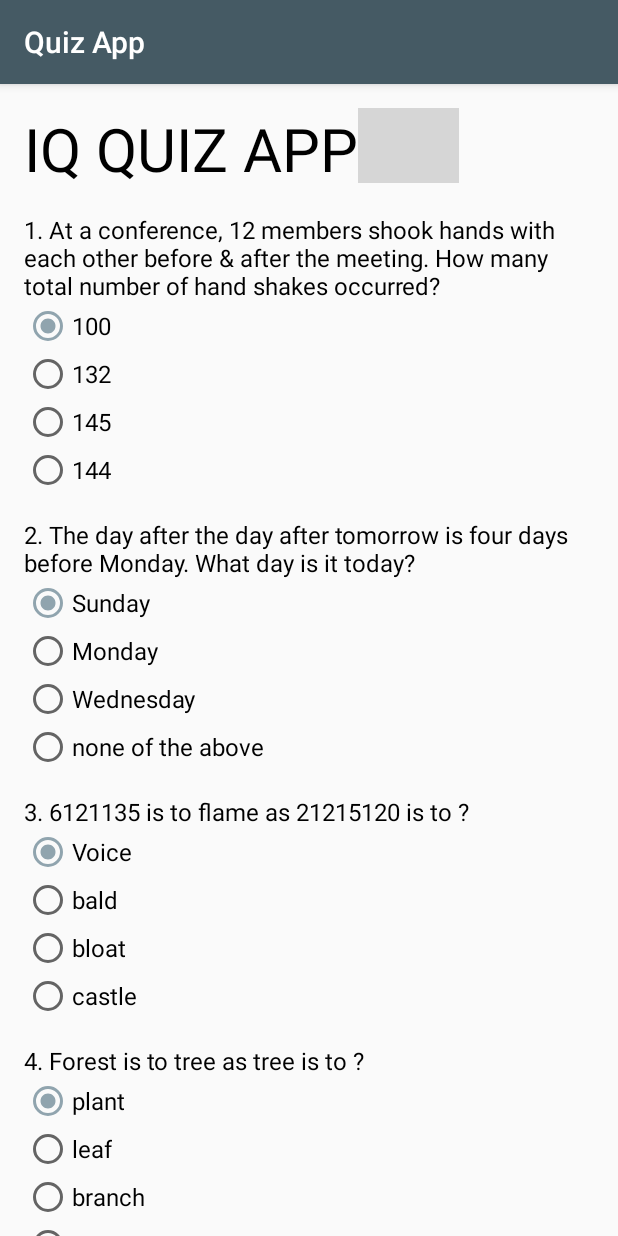
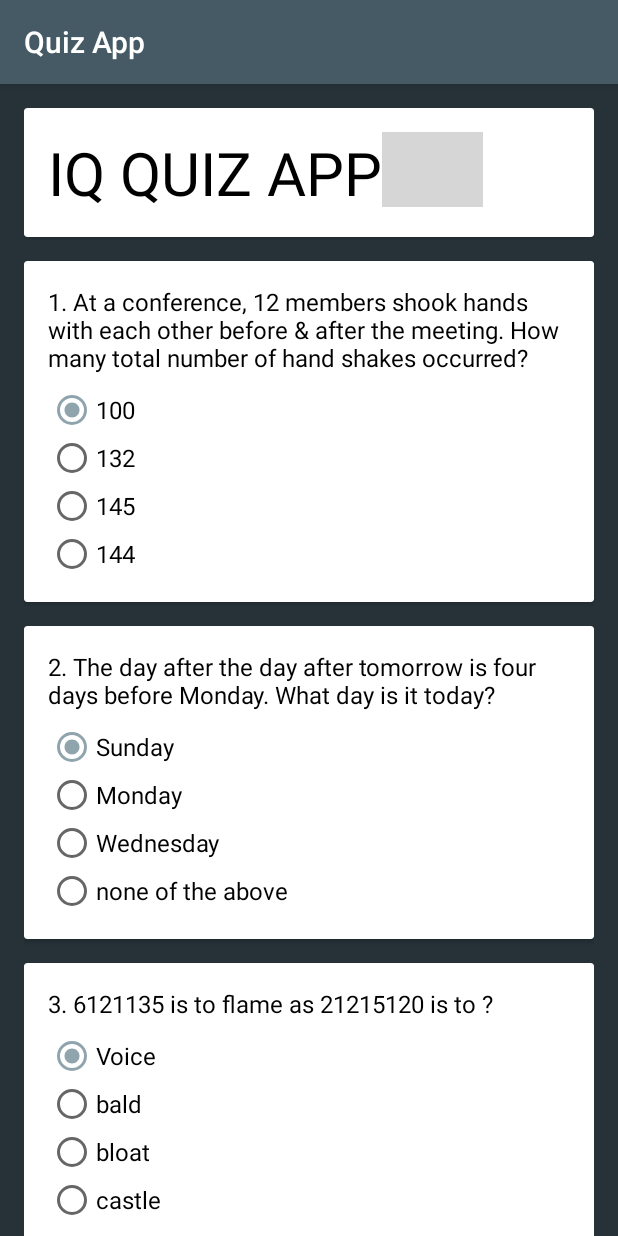
Before and after one commit to emasys/Android, an Android app: the screen it shows after launch (MainActivity), on a phone screen of 412 x 824 dp. Run offline under Robolectric (Android 15) with nearby library versions, the phone set to English and light mode, and no system bars; grey boxes are pictures that could not be loaded.

Commit message:
app so cute and sexy, and functionality is spot on.. minor tweaking coming up...

```diff
--- a/QuizApp/app/build.gradle
+++ b/QuizApp/app/build.gradle
@@ -27,4 +27,5 @@ dependencies {
     compile 'com.android.support:appcompat-v7:25.3.1'
     compile 'com.android.support.constraint:constraint-layout:1.0.2'
     testCompile 'junit:junit:4.12'
+    compile 'com.android.support:cardview-v7:25.3.1'
 }
--- a/QuizApp/app/src/main/java/com/example/android/quizapp/MainActivity.java
+++ b/QuizApp/app/src/main/java/com/example/android/quizapp/MainActivity.java
@@ -61,19 +61,19 @@ public class MainActivity extends AppCompatActivity {
 
         switch (score) {
             case 0:
-                message = "Hello " + getName() + ",\nThank you for your time\nHere is your score: " + score + "/100\nYou can certainly do better";
+                message = "Hey " + getName() + ",\nThank you for your time\nHere is your score: " + score + "/100\nYou can certainly do better";
                 break;
             case 25:
-                message = "Hello " + getName() + ",\nYou did well! \nHere is your score: " + score + "/100\nbut you can do better";
+                message = "Hey " + getName() + ",\nYou did well! \nYou scored: " + score + "/100\nbut you can do better";
                 break;
             case 50:
-                message = "Hello " + getName() + ",\nWow! You are half way there\nHere is your score: " + score + "/100\nPut a little more effort";
+                message = "Hey " + getName() + ",\nWow! You are half way there\nyou scored: " + score + "/100\nPut a little more effort";
                 break;
             case 75:
-                message = "Hello " + getName() + ",\nRockstar! \nHere is your score: " + score + "/100\nYou missed just one answer";
+                message = "Hey " + getName() + ",\nRockstar! \nHere is your score: " + score + "/100\nYou missed just one answer";
                 break;
             case 100:
-                message = "Hello " + getName() + ",\nCongratulation!\nHere is your score: " + score + "/100\nYou are a genius ";
+                message = "Hey " + getName() + ",\nYay! Congratulations!\nyou got: " + score + "/100\nYou are a genius ";
                 break;
 
         }
--- a/QuizApp/app/src/main/res/layout/activity_main.xml
+++ b/QuizApp/app/src/main/res/layout/activity_main.xml
@@ -11,14 +11,21 @@
     <LinearLayout
         android:layout_width="match_parent"
         android:layout_height="wrap_content"
+        android:background="@color/colorPrimaryDark"
         android:orientation="vertical"
+        android:padding="16dp">
 
-        android:padding="16dp">
+        <android.support.v7.widget.CardView
+            android:layout_width="match_parent"
+            android:layout_height="wrap_content"
+            android:layout_marginBottom="16dp">
 
             <RelativeLayout
                 android:layout_width="match_parent"
                 android:layout_height="match_parent"
-            android:layout_marginBottom="16dp">
+                android:padding="16dp"
+
+                >
 
                 <TextView
                     android:id="@+id/header"
@@ -38,9 +45,18 @@
                     app:srcCompat="@drawable/iq" />
             </RelativeLayout>
 
+        </android.support.v7.widget.CardView>
+
+
+        <android.support.v7.widget.CardView
+            android:layout_width="match_parent"
+            android:layout_height="wrap_content"
+            android:layout_marginBottom="16dp">
+
             <RelativeLayout
                 android:layout_width="match_parent"
-            android:layout_height="wrap_content">
+                android:layout_height="wrap_content"
+                android:padding="16dp">
 
                 <TextView
                 android:id="@+id/question1"
@@ -48,6 +64,7 @@
                 android:layout_height="wrap_content"
                 android:layout_alignParentLeft="true"
                 android:layout_alignParentTop="true"
+                    android:layout_marginBottom="8dp"
                 android:text="@string/question_1" />
 
             <RadioGroup
@@ -87,14 +104,26 @@
             </RadioGroup>
 
             <!--answer = b-->
+            </RelativeLayout>
+        </android.support.v7.widget.CardView>
+
+
+        <android.support.v7.widget.CardView
+            android:layout_width="match_parent"
+            android:layout_height="wrap_content"
+            android:layout_marginBottom="16dp">
+
+            <RelativeLayout
+                android:layout_width="match_parent"
+                android:layout_height="wrap_content"
+                android:padding="16dp">
 
                 <TextView
                 android:id="@+id/question2"
                 android:layout_width="wrap_content"
                 android:layout_height="wrap_content"
                 android:layout_alignParentLeft="true"
-                android:layout_below="@id/Q1"
-                android:layout_marginTop="16dp"
+                    android:layout_marginBottom="8dp"
                 android:text="@string/question_2" />
 
             <RadioGroup
@@ -132,17 +161,26 @@
                     android:text="none of the above" />
 
             </RadioGroup>
+            </RelativeLayout>
 
+        </android.support.v7.widget.CardView>
 
-            <!--answer = A-->
+        <android.support.v7.widget.CardView
+            android:layout_width="match_parent"
+            android:layout_height="wrap_content"
+            android:layout_marginBottom="16dp">
+
+            <RelativeLayout
+                android:layout_width="match_parent"
+                android:layout_height="wrap_content"
+                android:padding="16dp">
 
                 <TextView
                 android:id="@+id/question3"
                 android:layout_width="wrap_content"
                 android:layout_height="wrap_content"
                 android:layout_alignParentLeft="true"
-                android:layout_below="@id/Q2"
-                android:layout_marginTop="16dp"
+                    android:layout_marginBottom="8dp"
                 android:text="@string/question_3" />
 
             <RadioGroup
@@ -183,15 +221,26 @@
             </RadioGroup>
 
 
-            <!--answer = c-->
+            </RelativeLayout>
+        </android.support.v7.widget.CardView>
+
+
+        <android.support.v7.widget.CardView
+            android:layout_width="match_parent"
+            android:layout_height="wrap_content"
+            android:layout_marginBottom="16dp">
+
+            <RelativeLayout
+                android:layout_width="match_parent"
+                android:layout_height="wrap_content"
+                android:padding="16dp">
 
                 <TextView
                 android:id="@+id/question4"
                 android:layout_width="wrap_content"
                 android:layout_height="wrap_content"
                 android:layout_alignParentLeft="true"
-                android:layout_below="@id/Q3"
-                android:layout_marginTop="16dp"
+                    android:layout_marginBottom="8dp"
                 android:text="@string/question_4" />
 
 
@@ -234,20 +283,33 @@
             </RadioGroup>
 
 
-            <!--answer = B-->
+            </RelativeLayout>
+        </android.support.v7.widget.CardView>
+
+        <android.support.v7.widget.CardView
+            android:layout_width="match_parent"
+            android:layout_height="wrap_content"
+            android:layout_marginBottom="16dp">
+
+            <RelativeLayout
+                android:layout_width="match_parent"
+                android:layout_height="wrap_content"
+                android:padding="16dp">
+
                 <TextView
                 android:id="@+id/name"
                 android:layout_width="wrap_content"
                 android:layout_height="wrap_content"
-                android:layout_below="@id/Q4"
-                android:layout_marginTop="16dp"
+
+
+                    android:layout_marginBottom="8dp"
                 android:text="Full Name" />
 
             <EditText
                 android:id="@+id/fullName"
                 android:layout_width="wrap_content"
                 android:layout_height="wrap_content"
-                android:layout_below="@id/Q4"
+
                 android:layout_marginLeft="8dp"
                 android:layout_toRightOf="@id/name"
                 android:ems="10"
@@ -260,7 +322,7 @@
                 android:layout_width="wrap_content"
                 android:layout_height="wrap_content"
                 android:layout_below="@id/fullName"
-                android:text="See your result here" />
+                android:text="display my result below" />
 
             <CheckBox
                 android:id="@+id/sendMail"
@@ -274,11 +336,11 @@
                 android:id="@+id/submit"
                 android:layout_width="wrap_content"
                 android:layout_height="wrap_content"
-
                 android:layout_below="@id/sendMail"
                 android:layout_centerHorizontal="true"
                 android:onClick="submit"
-                android:text="submit" />
+                android:text="submit"
+                android:textColor="#fff" />
 
             <TextView
                 android:id="@+id/result"
@@ -288,17 +350,19 @@
                 android:layout_below="@id/submit"
                 android:layout_centerHorizontal="true"
                 android:layout_margin="16dp"
-                android:background="#c000"
+                android:layout_marginBottom="8dp"
+                android:background="#263238"
                 android:padding="8dp"
                 android:text="@string/result"
                 android:textColor="#fff"
-
                 android:textSize="16sp"
                 android:typeface="monospace" />
 
 
             </RelativeLayout>
 
+        </android.support.v7.widget.CardView>
+
 
     </LinearLayout>
 
--- a/QuizApp/app/src/main/res/values/styles.xml
+++ b/QuizApp/app/src/main/res/values/styles.xml
@@ -8,6 +8,7 @@
         <item name="colorAccent">@color/colorAccent</item>
         <item name="android:textColor">#000</item>
         <item name="android:textSize">16sp</item>
+        <item name="colorButtonNormal">@color/colorPrimaryDark</item>
 
     </style>
 
```
Lines whose indentation alone changed are shown as unchanged.
